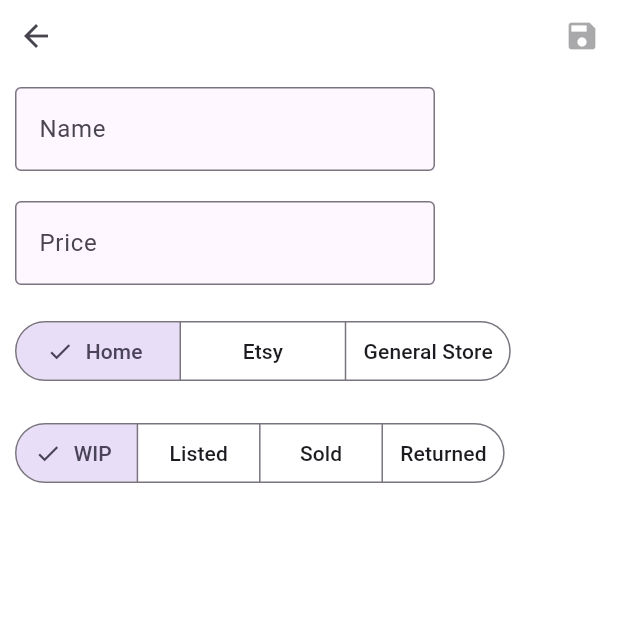
After one commit to knappm124/inventory, a Flutter app: the screen it shows after launch, after a tap on the "add" icon, on a phone screen of 412 x 824 dp, the top half of it. The commit adds this screen. Run offline on Flutter 3.47's test engine with Material 3 defaults, Android fonts, the phone set to English and light mode, and no system bars.

Commit message:
started creating new item layout

```diff
--- a/lib/main.dart
+++ b/lib/main.dart
@@ -1,4 +1,5 @@
 import 'package:flutter/material.dart';
+import 'utilities/newitem.dart';
 import 'utilities/collections.dart';
 import 'utilities/itemwidgets.dart';
 
@@ -67,7 +68,10 @@ class NavBar extends StatelessWidget {
       mainAxisAlignment: MainAxisAlignment.spaceBetween,
       children: [
         IconButton(onPressed: null, icon: Icon(Icons.filter_alt_outlined)),
-        IconButton(onPressed: null, icon: Icon(Icons.add)),
+        IconButton(onPressed: ()=>{
+          Navigator.push(context,
+          MaterialPageRoute(builder: (context) => const NewItem()))
+        }, icon: Icon(Icons.add)),
         IconButton(onPressed: null, icon: Icon(Icons.menu)),
       ],
     );
@@ -87,7 +91,7 @@ class Scroll extends StatelessWidget {
         Padding(padding: EdgeInsets.all(8.0)),
         Expanded(
           child: ReorderableListView.builder(
-
+            buildDefaultDragHandles: false,
             itemCount: collections.items.length,
             itemBuilder: (context, index) {
               return Container(
--- a/lib/utilities/itemwidgets.dart
+++ b/lib/utilities/itemwidgets.dart
@@ -66,7 +66,7 @@ class ItemRow extends StatelessWidget {
                 Row(
                   children: [
                     Text("$s: "),
-                    for (String o in i.tags[s]!) Text(o + " "),
+                    for (String o in i.tags[s]!) Text("$o "),
                   ],
                 ),
             ],
@@ -104,7 +104,7 @@ class EditableItem extends StatelessWidget {
                 Row(
                   children: [
                     Text("$s: "),
-                    for (String o in i.tags[s]!) Text(o + " "),
+                    for (String o in i.tags[s]!) Text("$o "),
                   ],
                 ),
             ],
--- /dev/null
+++ b/lib/utilities/newitem.dart
@@ -0,0 +1,165 @@
+import 'package:flutter/material.dart';
+import 'package:flutter/services.dart';
+
+class NewItem extends StatelessWidget {
+  const NewItem({super.key});
+
+  @override
+  Widget build(BuildContext context) {
+    return Column(
+      crossAxisAlignment: CrossAxisAlignment.start,
+      children: [
+        NewItemHeader(),
+        NewName(),
+        NewPrice(),
+        LocationChoice(),
+        StatusChoice(),
+      ],
+    );
+  }
+}
+
+class NewName extends StatelessWidget {
+  const NewName({super.key});
+
+  @override
+  Widget build(BuildContext context) {
+    return Container(
+      width: 300,
+      padding: const EdgeInsets.all(10),
+      child: Material(
+        child: TextField(
+          decoration: InputDecoration(
+            labelText: 'Name', // Standard text label
+            border: OutlineInputBorder(), // Optional: adds an outlined border
+          ),
+        ),
+      ),
+    );
+  }
+}
+
+class NewPrice extends StatelessWidget {
+  const NewPrice({super.key});
+
+  @override
+  Widget build(BuildContext context) {
+    return Container(
+      width: 300,
+      padding: const EdgeInsets.all(10),
+      child: Material(
+        child: TextField(
+          keyboardType: const TextInputType.numberWithOptions(
+            decimal: true, // Enables decimal point key on iOS/Android keyboards
+            signed:
+                false, // Set to true if you need to allow negative numbers (-)
+          ),
+          inputFormatters: <TextInputFormatter>[
+            FilteringTextInputFormatter.allow(
+              RegExp(
+                r'^\d*\.?\d*',
+              ), // Allows numbers and only one optional decimal point
+            ),
+          ],
+          decoration: const InputDecoration(
+            labelText: "Price",
+            border: OutlineInputBorder(),
+          ),
+        ),
+      ),
+    );
+  }
+}
+
+class LocationChoice extends StatefulWidget {
+  const LocationChoice({super.key});
+
+  @override
+  State<LocationChoice> createState() => _LocationChoiceState();
+}
+
+class _LocationChoiceState extends State<LocationChoice> {
+  String location = "Home";
+
+  @override
+  Widget build(BuildContext context) {
+    return Container(
+      padding: EdgeInsets.all(10),
+      child: SegmentedButton<String>(
+        segments: const <ButtonSegment<String>>[
+          ButtonSegment<String>(value: "Home", label: Text('Home')),
+          ButtonSegment<String>(value: "Etsy", label: Text('Etsy')),
+          ButtonSegment<String>(
+            value: "General Store",
+            label: Text('General Store'),
+          ),
+        ],
+        selected: <String>{location},
+        onSelectionChanged: (Set<String> newSelection) {
+          setState(() {
+            // By default there is only a single segment that can be
+            // selected at one time, so its value is always the first
+            // item in the selected set.
+            location = newSelection.first;
+          });
+        },
+      ),
+    );
+  }
+}
+
+class StatusChoice extends StatefulWidget {
+  const StatusChoice({super.key});
+
+  @override
+  State<StatusChoice> createState() => _StatusChoice();
+}
+
+class _StatusChoice extends State<StatusChoice> {
+  String status = "WIP";
+
+  @override
+  Widget build(BuildContext context) {
+    return Container(
+      padding: EdgeInsets.all(10),
+      child: SegmentedButton<String>(
+        segments: const <ButtonSegment<String>>[
+          ButtonSegment<String>(value: "WIP", label: Text('WIP')),
+          ButtonSegment<String>(value: "Listed", label: Text('Listed')),
+          ButtonSegment<String>(value: "Sold", label: Text('Sold')),
+          ButtonSegment<String>(value: "Returned", label: Text('Returned')),
+        ],
+        selected: <String>{status},
+        onSelectionChanged: (Set<String> newSelection) {
+          setState(() {
+            // By default there is only a single segment that can be
+            // selected at one time, so its value is always the first
+            // item in the selected set.
+            status = newSelection.first;
+          });
+        },
+      ),
+    );
+  }
+}
+
+class NewItemHeader extends StatelessWidget{
+  const NewItemHeader({super.key});
+
+  @override
+  Widget build(BuildContext context) {
+    return Row(
+      mainAxisAlignment: MainAxisAlignment.spaceBetween,
+      children:[
+        IconButton(
+          onPressed: () => Navigator.pop(context),
+          icon: Icon(Icons.arrow_back)
+        ),
+        IconButton(
+          onPressed: null,
+          icon: Icon(Icons.save)
+        )
+      ]
+    );
+  }
+}
```
